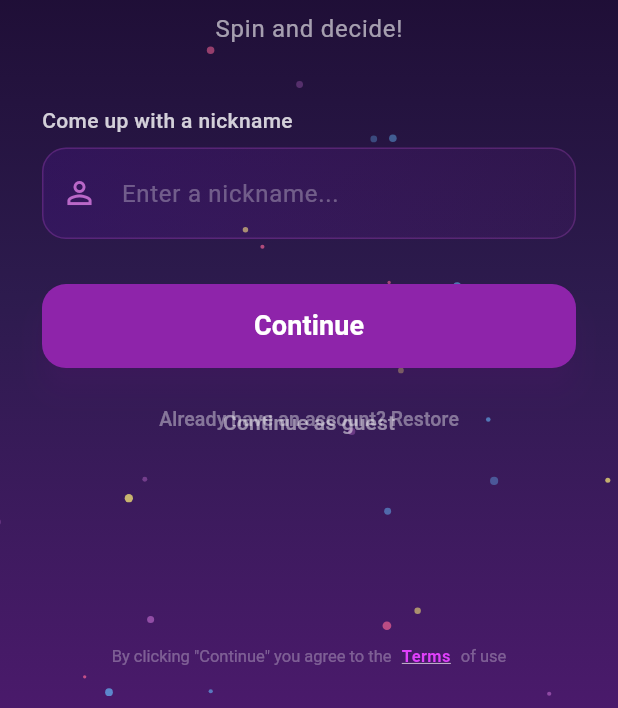
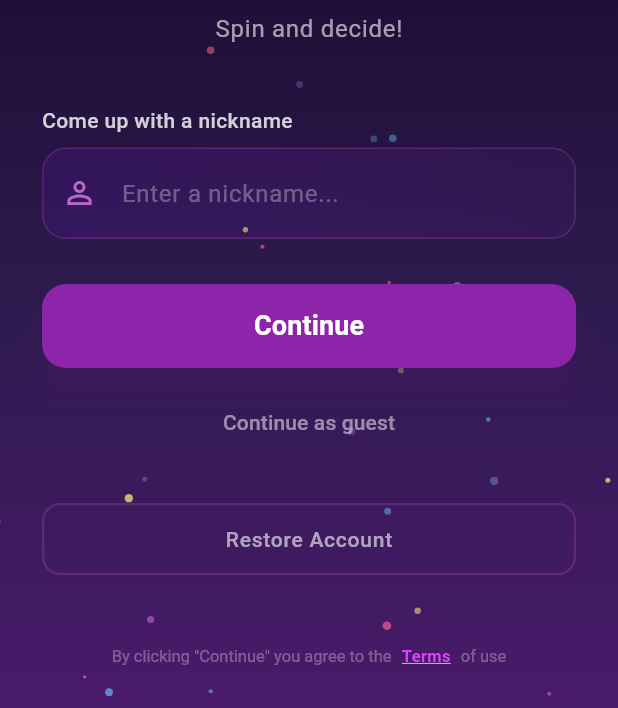
Before and after one commit to Dark-Lord777/FirstApp, a Flutter app: the screen it shows after launch, on a phone screen of 412 x 824 dp, the part 528-1236 px from its top. Run offline on Flutter 3.47's test engine with Material 3 defaults, Android fonts, the light colour scheme and no system bars; our stand-ins replace audioplayers, bot_toast, device_info_plus, firebase_core, firebase_messaging, share_plus and 4 more; accounts and stored records are empty; network calls fail; statements that could not run were skipped.

```diff
--- a/lib/screen/welcome.dart
+++ b/lib/screen/welcome.dart
@@ -20,7 +20,7 @@ class WelcomeScreen extends StatefulWidget {
 
 class _WelcomeScreenState extends State<WelcomeScreen>
     with TickerProviderStateMixin {
-  // ===== АНИМАЦИИ =====
+  // ===== ANIMATIONS =====
   late AnimationController _mainController;
   late Animation<double> _fadeIn;
   late Animation<double> _scaleIn;
@@ -32,7 +32,7 @@ class _WelcomeScreenState extends State<WelcomeScreen>
   late AnimationController _particleController;
   final List<_Particle> _particles = [];
 
-  // ===== ПОЛЕ =====
+  // ===== FIELDS =====
   final TextEditingController _nickController = TextEditingController();
   final FocusNode _nickFocusNode = FocusNode();
   bool _isLoading = false;
@@ -140,17 +140,16 @@ class _WelcomeScreenState extends State<WelcomeScreen>
           ),
           child: Stack(
             children: [
-              // ===== ЧАСТИЦЫ =====
+              // ===== PARTICLES =====
               ..._particles.map((p) => _buildParticle(p, size)),
 
-              // ===== ОСНОВНОЙ КОНТЕНТ ЧЕРЕЗ СЛИВЕРЫ =====
+              // ===== MAIN CONTENT THROUGH SLIVERS =====
               SafeArea(
                 child: Padding(
                   padding: const EdgeInsets.symmetric(horizontal: 28),
                   child: CustomScrollView(
                     physics: const ClampingScrollPhysics(),
                     slivers: [
-                      // Оборачиваем всю Column с основным контентом в SliverToBoxAdapter
                       SliverToBoxAdapter(
                         child: Transform.translate(
                           offset: const Offset(0, 10),
@@ -159,7 +158,7 @@ class _WelcomeScreenState extends State<WelcomeScreen>
                             children: [
                               const SizedBox(height: 20),
 
-                              // ===== КОЛЕСО =====
+                              // ===== WHEEL =====
                               FadeTransition(
                                 opacity: _fadeIn,
                                 child: ScaleTransition(
@@ -234,7 +233,7 @@ class _WelcomeScreenState extends State<WelcomeScreen>
 
                               const SizedBox(height: 40),
 
-                              // ===== ЗАГОЛОВОК =====
+                              // ===== TITLE =====
                               FadeTransition(
                                 opacity: _fadeIn,
                                 child: Transform.translate(
@@ -266,7 +265,7 @@ class _WelcomeScreenState extends State<WelcomeScreen>
 
                               const SizedBox(height: 30),
 
-                              // ===== ПОЛЕ ДЛЯ НИКА =====
+                              // ===== NICKNAME FIELD =====
                               FadeTransition(
                                 opacity: _fadeIn,
                                 child: Transform.translate(
@@ -335,7 +334,7 @@ class _WelcomeScreenState extends State<WelcomeScreen>
 
                               const SizedBox(height: 20),
 
-                              // ===== КНОПКИ =====
+                              // ===== BUTTONS =====
                               FadeTransition(
                                 opacity: _fadeIn,
                                 child: Transform.translate(
@@ -395,23 +394,47 @@ class _WelcomeScreenState extends State<WelcomeScreen>
                                 ),
                               ),
                               const SizedBox(height: 20),
-                              TextButton(
-                                onPressed: _isLoading ? null : _handleRestore,
-                                child: Text(
-                                  'Already have an account? Restore',
-                                  style: TextStyle(
-                                    color: Colors.white.withOpacity(0.4),
-                                    fontSize: 13,
+
+                              // ===== RESTORE ACCOUNT BUTTON =====
+                              FadeTransition(
+                                opacity: _fadeIn,
+                                child: Transform.translate(
+                                  offset: Offset(0, _slideUp.value * 1.6),
+                                  child: SizedBox(
+                                    width: double.infinity,
+                                    height: 48,
+                                    child: OutlinedButton(
+                                      onPressed: _isLoading ? null : _handleRestore,
+                                      style: OutlinedButton.styleFrom(
+                                        foregroundColor: Colors.white.withOpacity(0.6),
+                                        side: BorderSide(
+                                          color: Colors.purple.shade400.withOpacity(0.3),
+                                          width: 1.5,
+                                        ),
+                                        shape: RoundedRectangleBorder(
+                                          borderRadius: BorderRadius.circular(12),
+                                        ),
+                                      ),
+                                      child: const Text(
+                                        'Restore Account',
+                                        style: TextStyle(
+                                          fontSize: 14,
+                                          fontWeight: FontWeight.w500,
+                                          letterSpacing: 0.5,
+                                        ),
+                                      ),
+                                    ),
                                   ),
                                 ),
                               ),
+
                               const SizedBox(height: 20),
                             ],
                           ),
                         ),
                       ),
 
-                      // ===== ПОДПИСЬ (ПРИЖАТА К НИЗУ) =====
+                      // ===== FOOTER (STICKY TO BOTTOM) =====
                       SliverFillRemaining(
                         hasScrollBody: false,
                         child: Container(
@@ -480,7 +503,7 @@ class _WelcomeScreenState extends State<WelcomeScreen>
     );
   }
 
-  // ===== ЧАСТИЦА =====
+  // ===== PARTICLE =====
   Widget _buildParticle(_Particle p, Size size) {
     return Positioned(
       left: p.x * size.width,
@@ -508,7 +531,7 @@ class _WelcomeScreenState extends State<WelcomeScreen>
     );
   }
 
-  // ===== МЕТОДЫ =====
+  // ===== METHODS =====
 
   Future<void> _launchUrl(String url) async {
     final Uri uri = Uri.parse(url);
@@ -748,7 +771,7 @@ class _WelcomeScreenState extends State<WelcomeScreen>
   }
 }
 
-// ===== ЧАСТИЦЫ (ВНЕ КЛАССА) =====
+// ===== PARTICLES (OUTSIDE CLASS) =====
 
 class _Particle {
   static final _random = _SecureRandom();
```
